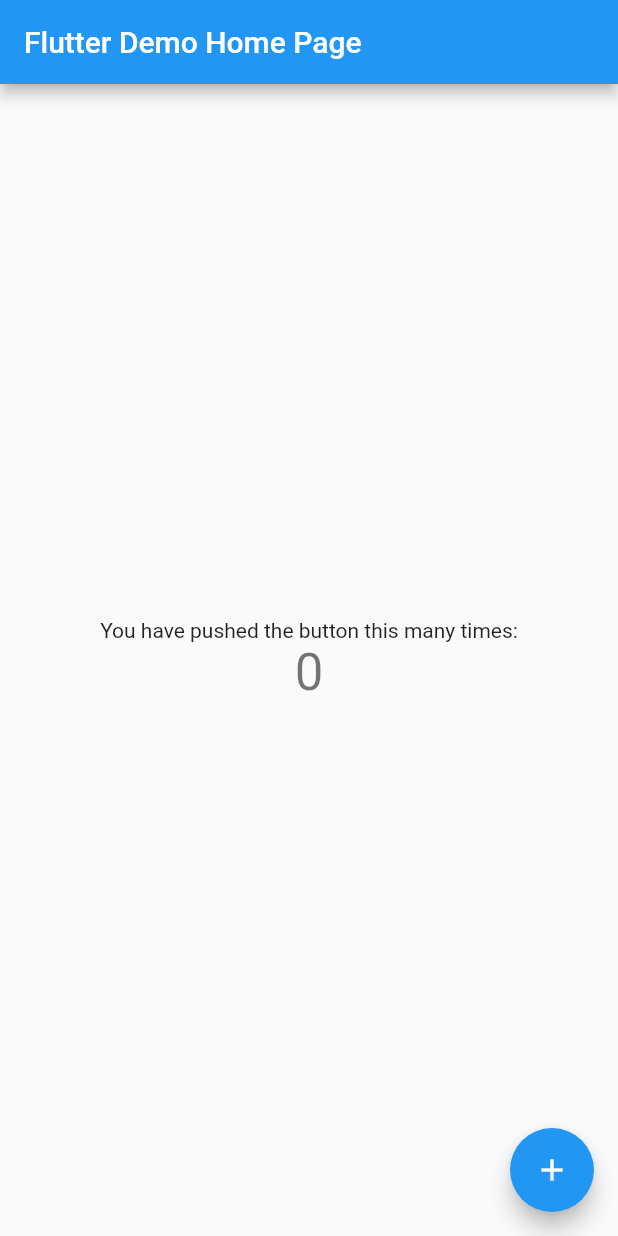
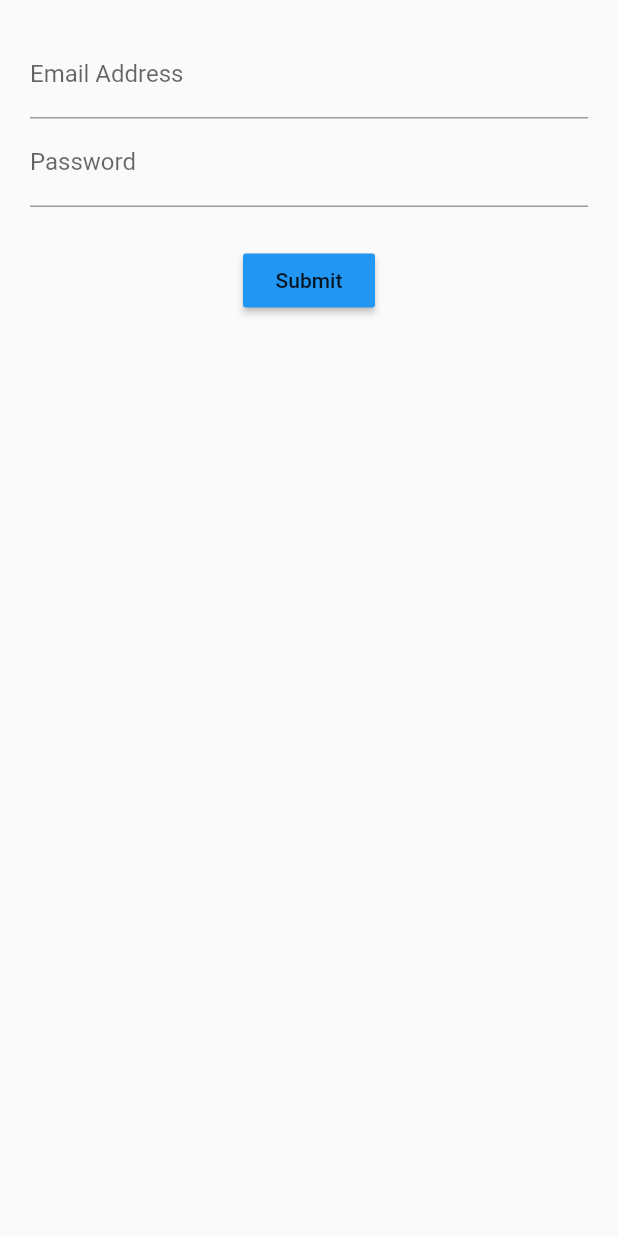
Before and after one commit to edubskiy/flutter-form-state, a Flutter app: the screen it shows after launch, on a phone screen of 412 x 824 dp. Run offline on Flutter 3.47's test engine with Material 2 defaults, Android fonts, the phone set to English and light mode, and no system bars.

Commit message:
Added Login form with basic state management, later it will be converted to BLOC pattern

```diff
--- a/lib/main.dart
+++ b/lib/main.dart
@@ -1,117 +1,6 @@
 import 'package:flutter/material.dart';
+import 'package:flutter_form_state/src/app.dart';
 
 void main() {
-  runApp(MyApp());
+  runApp(App());
 }
-
-class MyApp extends StatelessWidget {
-  // This widget is the root of your application.
-  @override
-  Widget build(BuildContext context) {
-    return MaterialApp(
-      title: 'Flutter Demo',
-      theme: ThemeData(
-        // This is the theme of your application.
-        //
-        // Try running your application with "flutter run". You'll see the
-        // application has a blue toolbar. Then, without quitting the app, try
-        // changing the primarySwatch below to Colors.green and then invoke
-        // "hot reload" (press "r" in the console where you ran "flutter run",
-        // or simply save your changes to "hot reload" in a Flutter IDE).
-        // Notice that the counter didn't reset back to zero; the application
-        // is not restarted.
-        primarySwatch: Colors.blue,
-        // This makes the visual density adapt to the platform that you run
-        // the app on. For desktop platforms, the controls will be smaller and
-        // closer together (more dense) than on mobile platforms.
-        visualDensity: VisualDensity.adaptivePlatformDensity,
-      ),
-      home: MyHomePage(title: 'Flutter Demo Home Page'),
-    );
-  }
-}
-
-class MyHomePage extends StatefulWidget {
-  MyHomePage({Key key, this.title}) : super(key: key);
-
-  // This widget is the home page of your application. It is stateful, meaning
-  // that it has a State object (defined below) that contains fields that affect
-  // how it looks.
-
-  // This class is the configuration for the state. It holds the values (in this
-  // case the title) provided by the parent (in this case the App widget) and
-  // used by the build method of the State. Fields in a Widget subclass are
-  // always marked "final".
-
-  final String title;
-
-  @override
-  _MyHomePageState createState() => _MyHomePageState();
-}
-
-class _MyHomePageState extends State<MyHomePage> {
-  int _counter = 0;
-
-  void _incrementCounter() {
-    setState(() {
-      // This call to setState tells the Flutter framework that something has
-      // changed in this State, which causes it to rerun the build method below
-      // so that the display can reflect the updated values. If we changed
-      // _counter without calling setState(), then the build method would not be
-      // called again, and so nothing would appear to happen.
-      _counter++;
-    });
-  }
-
-  @override
-  Widget build(BuildContext context) {
-    // This method is rerun every time setState is called, for instance as done
-    // by the _incrementCounter method above.
-    //
-    // The Flutter framework has been optimized to make rerunning build methods
-    // fast, so that you can just rebuild anything that needs updating rather
-    // than having to individually change instances of widgets.
-    return Scaffold(
-      appBar: AppBar(
-        // Here we take the value from the MyHomePage object that was created by
-        // the App.build method, and use it to set our appbar title.
-        title: Text(widget.title),
-      ),
-      body: Center(
-        // Center is a layout widget. It takes a single child and positions it
-        // in the middle of the parent.
-        child: Column(
-          // Column is also a layout widget. It takes a list of children and
-          // arranges them vertically. By default, it sizes itself to fit its
-          // children horizontally, and tries to be as tall as its parent.
-          //
-          // Invoke "debug painting" (press "p" in the console, choose the
-          // "Toggle Debug Paint" action from the Flutter Inspector in Android
-          // Studio, or the "Toggle Debug Paint" command in Visual Studio Code)
-          // to see the wireframe for each widget.
-          //
-          // Column has various properties to control how it sizes itself and
-          // how it positions its children. Here we use mainAxisAlignment to
-          // center the children vertically; the main axis here is the vertical
-          // axis because Columns are vertical (the cross axis would be
-          // horizontal).
-          mainAxisAlignment: MainAxisAlignment.center,
-          children: <Widget>[
-            Text(
-              'You have pushed the button this many times:',
-            ),
-            Text(
-              '$_counter',
-              style: Theme.of(context).textTheme.headline4,
-            ),
-          ],
-        ),
-      ),
-      floatingActionButton: FloatingActionButton(
-        onPressed: _incrementCounter,
-        tooltip: 'Increment',
-        child: Icon(Icons.add),
-      ), // This trailing comma makes auto-formatting nicer for build methods.
-    );
-  }
-}
--- /dev/null
+++ b/lib/src/app.dart
@@ -0,0 +1,14 @@
+import 'package:flutter/material.dart';
+import 'package:flutter_form_state/src/screens/login_screen.dart';
+
+class App extends StatelessWidget {
+  @override
+  Widget build(BuildContext context) {
+    return MaterialApp(
+      title: 'Log me In',
+      home: Scaffold(
+        body: LoginScreen(),
+      ),
+    );
+  }
+}
--- /dev/null
+++ b/lib/src/mixins/validation_mixin.dart
@@ -0,0 +1,17 @@
+class ValidationMixin {
+  String validateEmail(String value) {
+    if (!value.contains('@')) {
+      return 'Please ener a valid email';
+    }
+
+    return null;
+  }
+
+  String validatePassword(String value) {
+    if (value.length < 4) {
+      return 'Please ener a password at least 4 characters';
+    }
+
+    return null;
+  }
+}
--- /dev/null
+++ b/lib/src/screens/login_screen.dart
@@ -0,0 +1,72 @@
+import 'package:flutter/material.dart';
+import 'package:flutter_form_state/src/mixins/validation_mixin.dart';
+
+class LoginScreen extends StatefulWidget {
+  @override
+  createState() => LoginScreenState();
+}
+
+class LoginScreenState extends State<LoginScreen> with ValidationMixin {
+  final formKey = GlobalKey<FormState>();
+
+  String email = '';
+  String password = '';
+
+  Widget emailField() {
+    return TextFormField(
+      onSaved: (String value) {
+        email = value;
+      },
+      validator: validateEmail,
+      decoration: InputDecoration(
+        labelText: 'Email Address',
+        hintText: 'you@example.com',
+      ),
+      keyboardType: TextInputType.emailAddress,
+    );
+  }
+
+  Widget passwordField() {
+    return TextFormField(
+      onSaved: (String value) {
+        password = value;
+      },
+      validator: validatePassword,
+      decoration: InputDecoration(
+        labelText: 'Password',
+        hintText: 'Password',
+      ),
+      // obscureText: true,
+    );
+  }
+
+  Widget submitButton() {
+    return RaisedButton(
+      color: Colors.blue,
+      child: Text('Submit'),
+      onPressed: () {
+        if (formKey.currentState.validate()) {
+          formKey.currentState.save();
+        }
+      },
+    );
+  }
+
+  @override
+  Widget build(BuildContext context) {
+    return Container(
+      margin: EdgeInsets.all(20),
+      child: Form(
+        key: formKey,
+        child: Column(
+          children: <Widget>[
+            emailField(),
+            passwordField(),
+            Container(margin: EdgeInsets.only(top: 25)),
+            submitButton(),
+          ],
+        ),
+      ),
+    );
+  }
+}
```
